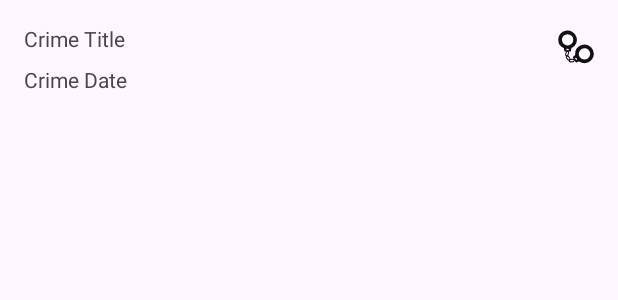
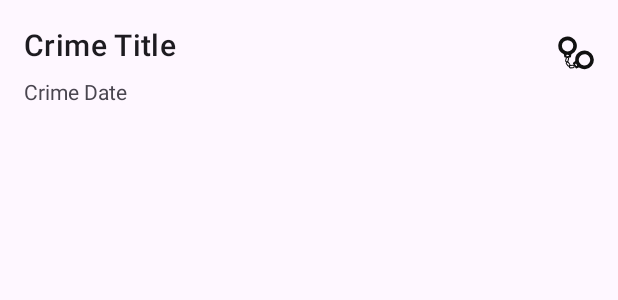
Before and after one commit to USC-nkd007/CriminalIntent, an Android app: the layout list_item_crime.xml on its own in the app's theme, with its tools: preview values and no code run, on a phone screen of 412 x 824 dp. Shown: the top 300 px of the screen. Run offline under Robolectric (Android 15) with nearby library versions, the phone set to English and light mode, and no system bars.

Commit message:
Crime title heading 6

```diff
--- a/src/main/res/layout/list_item_crime.xml
+++ b/src/main/res/layout/list_item_crime.xml
@@ -15,6 +15,7 @@
         android:layout_marginTop="16dp"
         android:layout_marginEnd="8dp"
         android:text="Crime Title"
+        android:textAppearance="?attr/textAppearanceHeadline6"
         app:layout_constraintEnd_toStartOf="@+id/crime_solved"
         app:layout_constraintStart_toStartOf="parent"
         app:layout_constraintTop_toTopOf="parent" />
```
